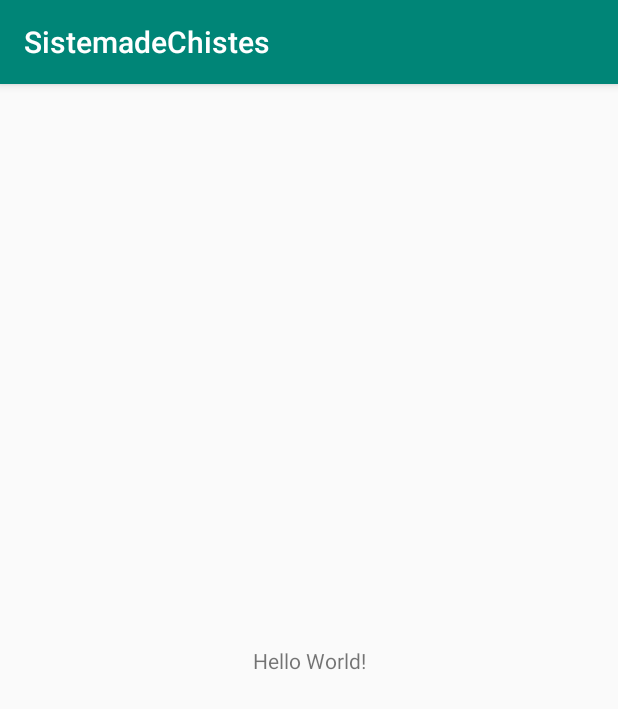
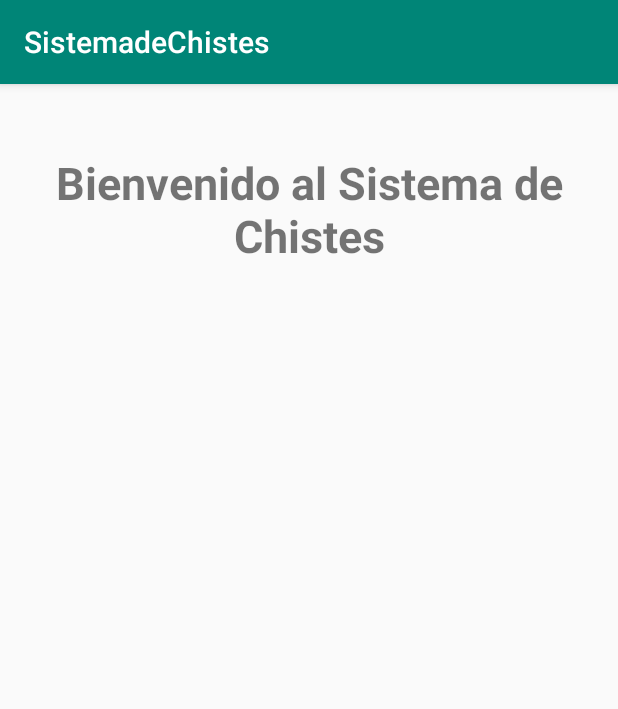
Before and after one commit to josecarvajal222/SistemadeChistes, an Android app: the screen it shows after launch (MainActivity), on a phone screen of 412 x 824 dp. Shown: the top 709 px of the screen. Run offline under Robolectric (Android 15) with nearby library versions, the phone set to English and light mode, and no system bars.

Commit message:
Trabajo Inicial en Interfaz Gráfica Texto de Bienvenida. Linear Layout

```diff
--- a/app/src/main/res/layout/activity_main.xml
+++ b/app/src/main/res/layout/activity_main.xml
@@ -1,18 +1,18 @@
 <?xml version="1.0" encoding="utf-8"?>
-<android.support.constraint.ConstraintLayout xmlns:android="http://schemas.android.com/apk/res/android"
-    xmlns:app="http://schemas.android.com/apk/res-auto"
-    xmlns:tools="http://schemas.android.com/tools"
+<LinearLayout xmlns:android="http://schemas.android.com/apk/res/android"
     android:layout_width="match_parent"
     android:layout_height="match_parent"
-    tools:context=".MainActivity">
+    android:orientation="vertical">
 
     <TextView
         android:layout_width="wrap_content"
         android:layout_height="wrap_content"
-        android:text="Hello World!"
-        app:layout_constraintBottom_toBottomOf="parent"
-        app:layout_constraintLeft_toLeftOf="parent"
-        app:layout_constraintRight_toRightOf="parent"
-        app:layout_constraintTop_toTopOf="parent" />
+        android:layout_gravity="center"
+        android:textStyle="bold"
+        android:textAlignment="center"
+        android:layout_marginTop="45dp"
+        android:textSize="30sp"
+        android:text="Bienvenido al Sistema de Chistes"
+        />
 
-</android.support.constraint.ConstraintLayout>
+</LinearLayout>
```
